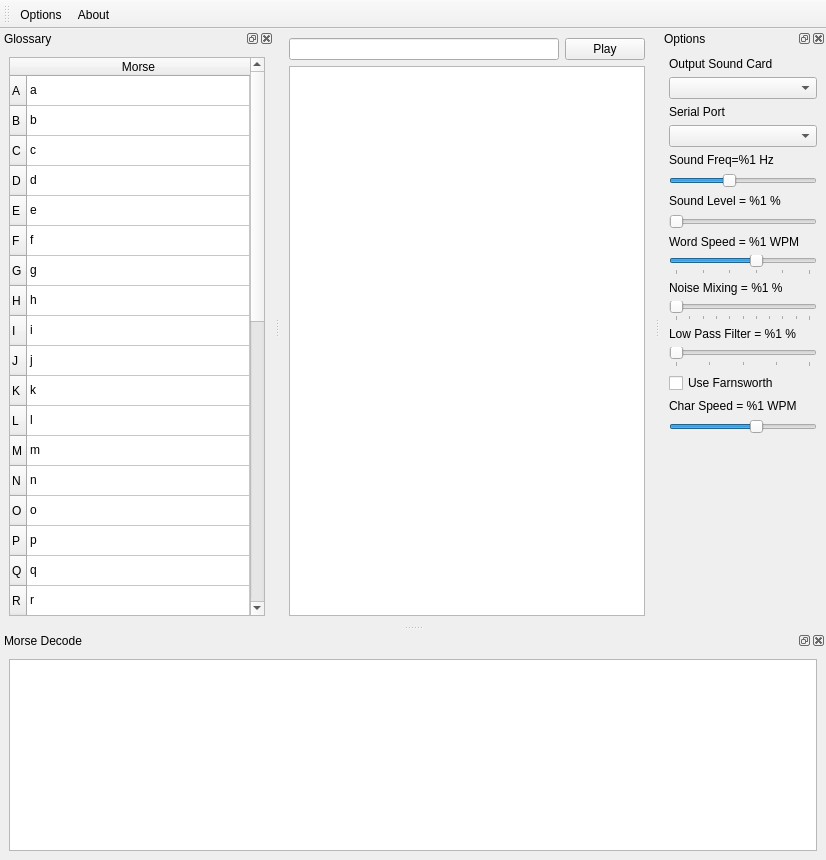
This is gui/mainwindow.ui in Artemia76/EasyMorse as Qt 5 draws it before an edit. The edited form follows.
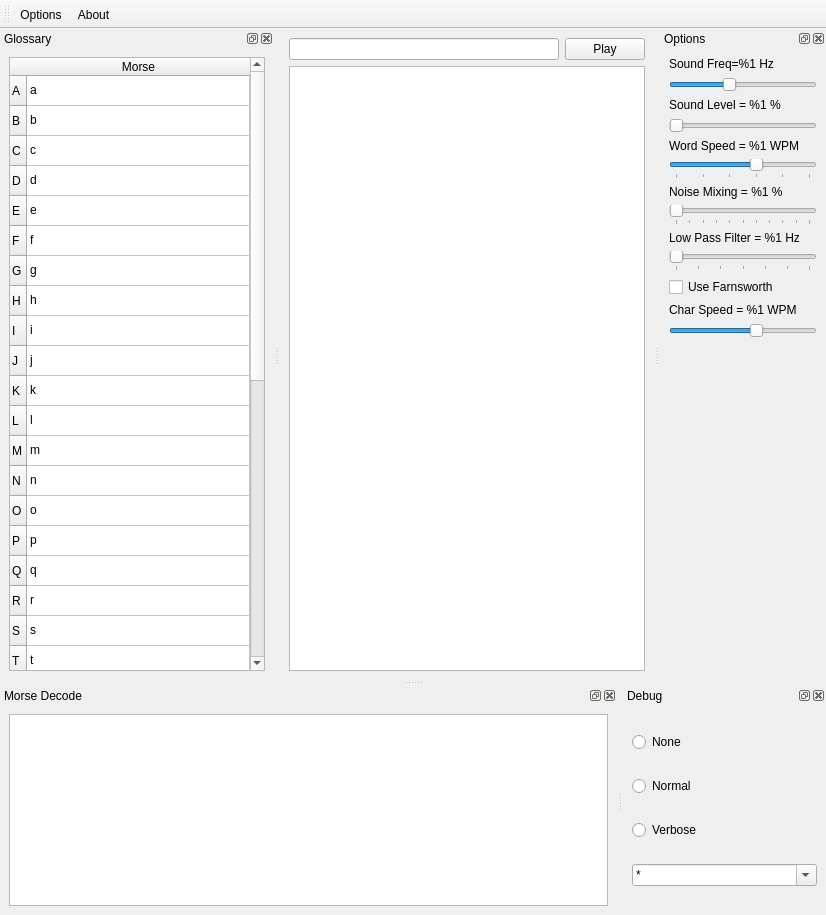
This is the edited form. Icons and pictures are not drawn.

What changed in the file:
```diff
--- a/gui/mainwindow.ui
+++ b/gui/mainwindow.ui
@@ -7,7 +7,7 @@
     <x>0</x>
     <y>0</y>
     <width>826</width>
-    <height>860</height>
+    <height>915</height>
    </rect>
   </property>
   <property name="sizePolicy">
@@ -510,7 +510,7 @@
    <property name="minimumSize">
     <size>
      <width>166</width>
-     <height>543</height>
+     <height>552</height>
     </size>
    </property>
    <property name="windowTitle">
@@ -521,32 +521,6 @@
    </attribute>
    <widget class="QWidget" name="vlOptions">
     <layout class="QVBoxLayout" name="verticalLayout_3">
-     <item>
-      <widget class="QLabel" name="label_2">
-       <property name="maximumSize">
-        <size>
-         <width>16777215</width>
-         <height>20</height>
-        </size>
-       </property>
-       <property name="text">
-        <string>Output Sound Card</string>
-       </property>
-      </widget>
-     </item>
-     <item>
-      <widget class="QComboBox" name="m_deviceBox"/>
-     </item>
-     <item>
-      <widget class="QLabel" name="label">
-       <property name="text">
-        <string>Serial Port</string>
-       </property>
-      </widget>
-     </item>
-     <item>
-      <widget class="QComboBox" name="m_serialBox"/>
-     </item>
      <item>
       <widget class="QLabel" name="m_labelFreq">
        <property name="text">
@@ -684,20 +658,20 @@
      <item>
       <widget class="QLabel" name="m_LowPassFilter">
        <property name="text">
-        <string>Low Pass Filter = %1 %</string>
+        <string>Low Pass Filter = %1 Hz</string>
        </property>
       </widget>
      </item>
      <item>
       <widget class="QSlider" name="m_NoiseFilterSlider">
        <property name="maximum">
-        <number>100</number>
+        <number>3000</number>
        </property>
        <property name="singleStep">
         <number>5</number>
        </property>
        <property name="pageStep">
-        <number>10</number>
+        <number>500</number>
        </property>
        <property name="value">
         <number>0</number>
@@ -712,7 +686,7 @@
         <enum>QSlider::TicksBelow</enum>
        </property>
        <property name="tickInterval">
-        <number>25</number>
+        <number>500</number>
        </property>
       </widget>
      </item>
@@ -784,6 +758,51 @@
     </layout>
    </widget>
   </widget>
+  <widget class="QDockWidget" name="dockDebugOpt">
+   <property name="windowTitle">
+    <string>Debug</string>
+   </property>
+   <attribute name="dockWidgetArea">
+    <number>8</number>
+   </attribute>
+   <widget class="QWidget" name="dockWidgetContents_5">
+    <layout class="QVBoxLayout" name="verticalLayout_5">
+     <item>
+      <widget class="QRadioButton" name="rb_filterNone">
+       <property name="text">
+        <string>None</string>
+       </property>
+      </widget>
+     </item>
+     <item>
+      <widget class="QRadioButton" name="rb_filterNormal">
+       <property name="text">
+        <string>Normal</string>
+       </property>
+      </widget>
+     </item>
+     <item>
+      <widget class="QRadioButton" name="rb_filterVerbose">
+       <property name="text">
+        <string>Verbose</string>
+       </property>
+      </widget>
+     </item>
+     <item>
+      <widget class="QComboBox" name="cb_filter">
+       <property name="editable">
+        <bool>true</bool>
+       </property>
+       <item>
+        <property name="text">
+         <string>*</string>
+        </property>
+       </item>
+      </widget>
+     </item>
+    </layout>
+   </widget>
+  </widget>
   <action name="actionafOptions">
    <property name="icon">
     <iconset resource="../resources.qrc">
```
Left out of the diff: 2 changed lines with no effect on the pictures.
